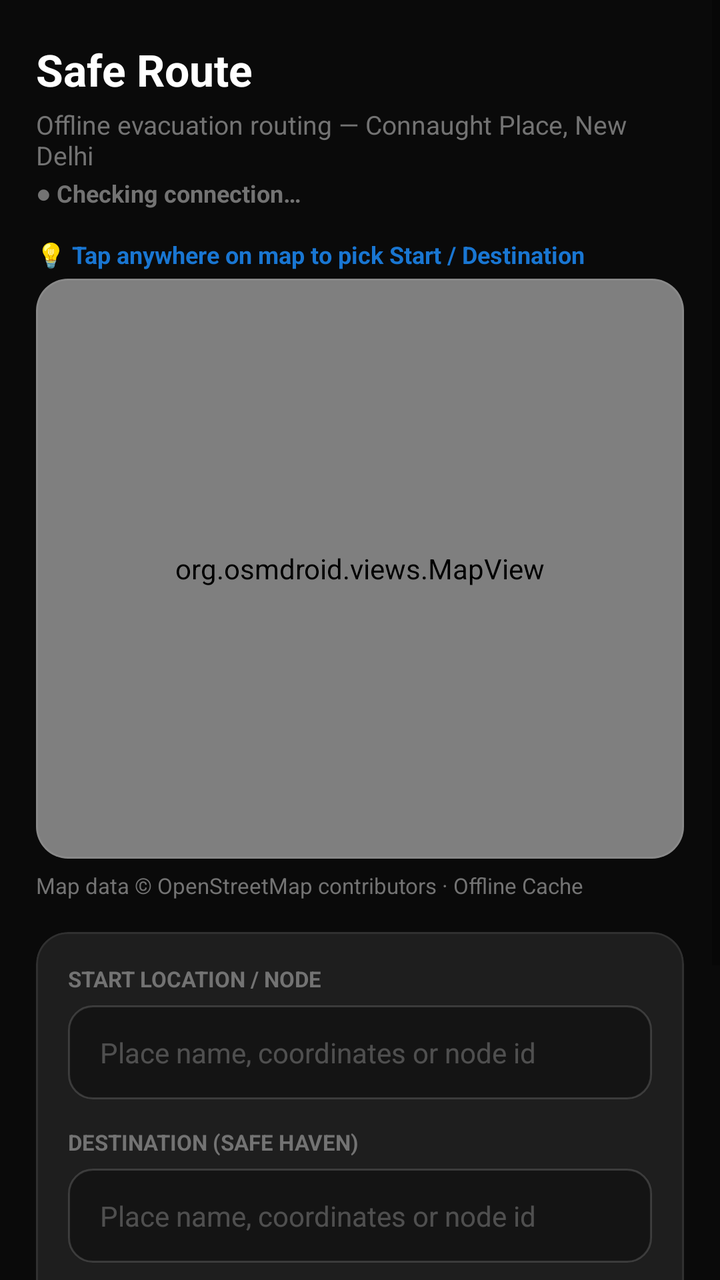
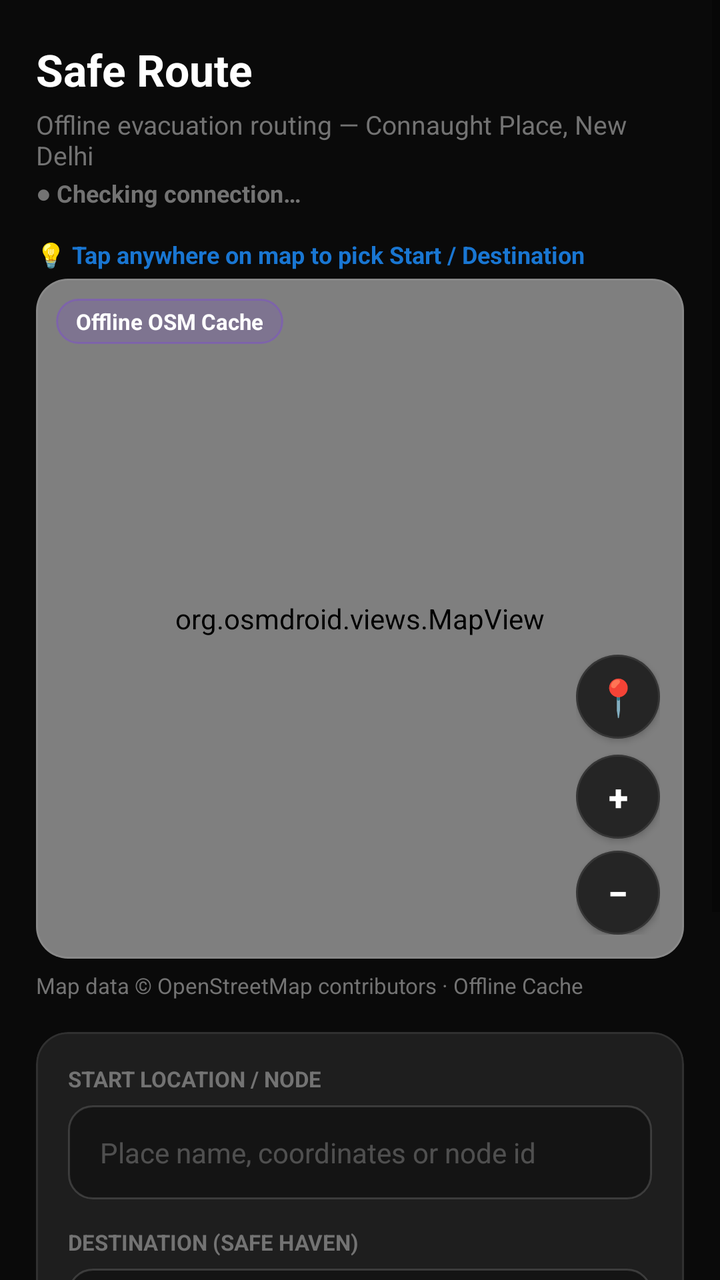

Before-and-after screenshots of an Android layout around one commit, followed by the original layout XML and the change that was made.
<!-- AndroidManifest.xml: application theme Theme.GeoRescuX -->
<!-- res/layout/activity_route.xml -->
<?xml version="1.0" encoding="utf-8"?>
<ScrollView xmlns:android="http://schemas.android.com/apk/res/android"
    xmlns:app="http://schemas.android.com/apk/res-auto"
    android:layout_width="match_parent"
    android:layout_height="match_parent"
    android:background="@color/bg_app"
    android:fillViewport="true">

    <LinearLayout
        android:layout_width="match_parent"
        android:layout_height="wrap_content"
        android:orientation="vertical"
        android:paddingHorizontal="18dp"
        android:paddingTop="20dp"
        android:paddingBottom="36dp">

        
        <TextView
            android:layout_width="wrap_content"
            android:layout_height="wrap_content"
            android:text="Safe Route"
            android:textColor="@color/text_primary"
            android:textSize="22sp"
            android:textStyle="bold" />

        <TextView
            android:id="@+id/textRegionSubtitle"
            android:layout_width="wrap_content"
            android:layout_height="wrap_content"
            android:layout_marginTop="4dp"
            android:text="Offline evacuation routing — Connaught Place, New Delhi"
            android:textColor="@color/text_muted"
            android:textSize="13sp" />

        
        <TextView
            android:id="@+id/textConnectivityBadge"
            android:layout_width="wrap_content"
            android:layout_height="wrap_content"
            android:layout_marginTop="2dp"
            android:layout_marginBottom="14dp"
            android:text="● Checking connection…"
            android:textColor="@color/text_muted"
            android:textSize="12sp"
            android:textStyle="bold" />

<TextView
            android:layout_width="wrap_content"
            android:layout_height="wrap_content"
            android:layout_marginBottom="4dp"
            android:text="💡 Tap anywhere on map to pick Start / Destination"
            android:textColor="#1976D2"
            android:textSize="12sp"
            android:textStyle="bold" />

        <com.google.android.material.card.MaterialCardView
            android:layout_width="match_parent"
            android:layout_height="wrap_content"
            android:layout_marginBottom="6dp"
            app:cardBackgroundColor="@color/bg_card"
            app:cardCornerRadius="16dp"
            app:cardElevation="0dp"
            app:strokeColor="@color/divider_subtle"
            app:strokeWidth="1dp">

            <org.osmdroid.views.MapView
                android:id="@+id/mapView"
                android:layout_width="match_parent"
                android:layout_height="290dp" />
        </com.google.android.material.card.MaterialCardView>

        <TextView
            android:layout_width="match_parent"
            android:layout_height="wrap_content"
            android:layout_marginBottom="16dp"
            android:text="Map data © OpenStreetMap contributors · Offline Cache"
            android:textColor="@color/text_muted"
            android:textSize="11sp" />

        
        <com.google.android.material.card.MaterialCardView
            android:layout_width="match_parent"
            android:layout_height="wrap_content"
            android:layout_marginBottom="14dp"
            app:cardBackgroundColor="@color/bg_card"
            app:cardCornerRadius="16dp"
            app:cardElevation="0dp"
            app:strokeColor="@color/divider_subtle"
            app:strokeWidth="1dp">

            <LinearLayout
                android:layout_width="match_parent"
                android:layout_height="wrap_content"
                android:orientation="vertical"
                android:padding="16dp">

                <TextView
                    android:layout_width="wrap_content"
                    android:layout_height="wrap_content"
                    android:layout_marginBottom="6dp"
                    android:text="START LOCATION / NODE"
                    android:textColor="@color/text_muted"
                    android:textSize="11sp"
                    android:textStyle="bold" />

                <AutoCompleteTextView
                    android:id="@+id/editTextStartNode"
                    android:layout_width="match_parent"
                    android:layout_height="wrap_content"
                    android:layout_marginBottom="14dp"
                    android:background="@drawable/bg_input_field"
                    android:hint="Place name, coordinates or node id"
                    android:inputType="text"
                    android:completionThreshold="1"
                    android:textColor="@color/text_primary"
                    android:textColorHint="@color/text_subtle"
                    android:textSize="14sp" />

                <TextView
                    android:layout_width="wrap_content"
                    android:layout_height="wrap_content"
                    android:layout_marginBottom="6dp"
                    android:text="DESTINATION (SAFE HAVEN)"
                    android:textColor="@color/text_muted"
                    android:textSize="11sp"
                    android:textStyle="bold" />

                <AutoCompleteTextView
                    android:id="@+id/editTextDestinationNode"
                    android:layout_width="match_parent"
                    android:layout_height="wrap_content"
                    android:layout_marginBottom="16dp"
                    android:background="@drawable/bg_input_field"
                    android:hint="Place name, coordinates or node id"
                    android:inputType="text"
                    android:completionThreshold="1"
                    android:textColor="@color/text_primary"
                    android:textColorHint="@color/text_subtle"
                    android:textSize="14sp" />

                <Button
                    android:id="@+id/buttonFindRoute"
                    android:layout_width="match_parent"
                    android:layout_height="wrap_content"
                    android:background="@drawable/bg_button_violet"
                    android:stateListAnimator="@null"
                    android:text="Find Route"
                    android:textAllCaps="false"
                    android:textColor="@color/white"
                    android:textSize="15sp"
                    android:textStyle="bold"
                    app:backgroundTint="@null" />

                <Button
                    android:id="@+id/buttonReroute"
                    android:layout_width="match_parent"
                    android:layout_height="wrap_content"
                    android:layout_marginTop="8dp"
                    android:background="@drawable/bg_button_secondary"
                    android:stateListAnimator="@null"
                    android:text="Reroute (Avoid Hazards)"
                    android:textAllCaps="false"
                    android:textColor="@color/text_secondary"
                    android:textSize="14sp"
                    android:textStyle="bold"
                    app:backgroundTint="@null" />
            </LinearLayout>
        </com.google.android.material.card.MaterialCardView>

        
        <TextView
            android:id="@+id/textViewNoMapData"
            android:layout_width="match_parent"
            android:layout_height="wrap_content"
            android:layout_marginBottom="10dp"
            android:background="@drawable/bg_card_dark"
            android:padding="12dp"
            android:text="No map data available."
            android:textColor="@color/text_error"
            android:textSize="13sp"
            android:visibility="gone" />

        <TextView
            android:id="@+id/textViewNoRoute"
            android:layout_width="match_parent"
            android:layout_height="wrap_content"
            android:layout_marginBottom="10dp"
            android:background="@drawable/bg_card_dark"
            android:padding="12dp"
            android:textColor="@color/text_error"
            android:textSize="13sp"
            android:visibility="gone" />

        
        <TextView
            android:id="@+id/textViewRouteSummary"
            android:layout_width="match_parent"
            android:layout_height="wrap_content"
            android:layout_marginBottom="10dp"
            android:background="@drawable/bg_card_dark"
            android:padding="14dp"
            android:textColor="@color/safe_green"
            android:textSize="14sp"
            android:textStyle="bold"
            android:visibility="gone" />

        
        <TextView
            android:id="@+id/textViewHazardWarnings"
            android:layout_width="match_parent"
            android:layout_height="wrap_content"
            android:layout_marginBottom="14dp"
            android:background="@drawable/bg_card_dark"
            android:padding="14dp"
            android:textColor="@color/hazard_orange"
            android:textSize="13sp"
            android:textStyle="bold"
            android:visibility="gone" />

        
        <TextView
            android:layout_width="wrap_content"
            android:layout_height="wrap_content"
            android:layout_marginTop="8dp"
            android:layout_marginBottom="8dp"
            android:text="ROUTE STEPS"
            android:textColor="@color/text_muted"
            android:textSize="11sp"
            android:textStyle="bold" />

        <LinearLayout
            android:id="@+id/routeStepsContainer"
            android:layout_width="match_parent"
            android:layout_height="wrap_content"
            android:orientation="vertical" />

    </LinearLayout>
</ScrollView>
<!-- resources referenced by this layout -->
<resources>
  <color name="bg_app">#0A0A0A</color>
  <color name="bg_card">#1E1E1E</color>
  <color name="divider_subtle">#14FFFFFF</color>
  <color name="hazard_orange">#F97316</color>
  <color name="safe_green">#22C55E</color>
  <color name="text_error">#EF4444</color>
  <color name="text_muted">#737373</color>
  <color name="text_primary">#FFFFFF</color>
  <color name="text_secondary">#A3A3A3</color>
  <color name="text_subtle">#40FFFFFF</color>
  <color name="white">#FFFFFFFF</color>
  <!-- drawable bg_button_secondary (drawable) -->
  <?xml version="1.0" encoding="utf-8"?>
  <ripple xmlns:android="http://schemas.android.com/apk/res/android"
      android:color="#26FFFFFF">
      <item>
          <shape android:shape="rectangle">
              <solid android:color="@color/bg_card" />
              <corners android:radius="12dp" />
              <stroke
                  android:width="1dp"
                  android:color="@color/divider_subtle" />
              <padding
                  android:bottom="14dp"
                  android:top="14dp" />
          </shape>
      </item>
  </ripple>
  <!-- drawable bg_button_violet (drawable) -->
  <?xml version="1.0" encoding="utf-8"?>
  <ripple xmlns:android="http://schemas.android.com/apk/res/android"
      android:color="#4DFFFFFF">
      <item>
          <shape android:shape="rectangle">
              <solid android:color="@color/violet_accent" />
              <corners android:radius="12dp" />
              <padding
                  android:bottom="14dp"
                  android:top="14dp" />
          </shape>
      </item>
  </ripple>
  <!-- drawable bg_card_dark (drawable) -->
  <?xml version="1.0" encoding="utf-8"?>
  <shape xmlns:android="http://schemas.android.com/apk/res/android"
      android:shape="rectangle">
      <solid android:color="@color/bg_card" />
      <corners android:radius="16dp" />
      <stroke
          android:width="1dp"
          android:color="@color/divider_subtle" />
  </shape>
  <color name="violet_accent">#7C3AED</color>
  <color name="bg_input">#141414</color>
  <color name="border_light">#26FFFFFF</color>
  <color name="violet_light">#8B5CF6</color>
  <color name="violet_dim">#267C3AED</color>
  <color name="bg_surface">#161616</color>
  <style name="Widget.GeoRescuX.Card" parent="Widget.MaterialComponents.CardView">
          <item name="cardBackgroundColor">@color/bg_card</item>
          <item name="cardCornerRadius">16dp</item>
          <item name="cardElevation">0dp</item>
          <item name="strokeColor">@color/divider_subtle</item>
          <item name="strokeWidth">1dp</item>
      </style>
  <!-- unchanged entries left out for length: 2 -->
</resources>

<!-- the commit's change to res/layout/activity_route.xml (unified diff, before → after) -->
@@ -63,10 +63,103 @@
             app:strokeColor="@color/divider_subtle"
             app:strokeWidth="1dp">
 
-            <org.osmdroid.views.MapView
-                android:id="@+id/mapView"
+            <FrameLayout
                 android:layout_width="match_parent"
-                android:layout_height="290dp" />
+                android:layout_height="340dp">
+
+                <org.osmdroid.views.MapView
+                    android:id="@+id/mapView"
+                    android:layout_width="match_parent"
+                    android:layout_height="match_parent" />
+
+                
+                <LinearLayout
+                    android:layout_width="wrap_content"
+                    android:layout_height="wrap_content"
+                    android:layout_gravity="end|bottom"
+                    android:layout_margin="12dp"
+                    android:orientation="vertical">
+
+                    <com.google.android.material.button.MaterialButton
+                        android:id="@+id/buttonMyLocation"
+                        android:layout_width="42dp"
+                        android:layout_height="42dp"
+                        android:layout_marginBottom="8dp"
+                        android:insetLeft="0dp"
+                        android:insetTop="0dp"
+                        android:insetRight="0dp"
+                        android:insetBottom="0dp"
+                        android:padding="0dp"
+                        android:text="📍"
+                        android:textSize="18sp"
+                        app:cornerRadius="21dp"
+                        app:backgroundTint="@color/bg_card_secondary"
+                        app:strokeColor="@color/divider_subtle"
+                        app:strokeWidth="1dp" />
+
+                    <com.google.android.material.button.MaterialButton
+                        android:id="@+id/buttonZoomIn"
+                        android:layout_width="42dp"
+                        android:layout_height="42dp"
+                        android:layout_marginBottom="6dp"
+                        android:insetLeft="0dp"
+                        android:insetTop="0dp"
+                        android:insetRight="0dp"
+                        android:insetBottom="0dp"
+                        android:padding="0dp"
+                        android:text="+"
+                        android:textColor="@color/white"
+                        android:textSize="18sp"
+                        android:textStyle="bold"
+                        app:cornerRadius="21dp"
+                        app:backgroundTint="@color/bg_card_secondary"
+                        app:strokeColor="@color/divider_subtle"
+                        app:strokeWidth="1dp" />
+
+                    <com.google.android.material.button.MaterialButton
+                        android:id="@+id/buttonZoomOut"
+                        android:layout_width="42dp"
+                        android:layout_height="42dp"
+                        android:insetLeft="0dp"
+                        android:insetTop="0dp"
+                        android:insetRight="0dp"
+                        android:insetBottom="0dp"
+                        android:padding="0dp"
+                        android:text="−"
+                        android:textColor="@color/white"
+                        android:textSize="18sp"
+                        android:textStyle="bold"
+                        app:cornerRadius="21dp"
+                        app:backgroundTint="@color/bg_card_secondary"
+                        app:strokeColor="@color/divider_subtle"
+                        app:strokeWidth="1dp" />
+                </LinearLayout>
+
+                
+                <TextView
+                    android:id="@+id/textViewMapCacheState"
+                    android:layout_width="wrap_content"
+                    android:layout_height="wrap_content"
+                    android:layout_gravity="start|top"
+                    android:layout_margin="10dp"
+                    android:background="@drawable/bg_badge_pill"
+                    android:paddingHorizontal="10dp"
+                    android:paddingVertical="4dp"
+                    android:text="Offline OSM Cache"
+                    android:textColor="@color/text_primary"
+                    android:textSize="11sp"
+                    android:textStyle="bold" />
+
+                <TextView
+                    android:id="@+id/textViewNoMapData"
+                    android:layout_width="wrap_content"
+                    android:layout_height="wrap_content"
+                    android:layout_gravity="center"
+                    android:text="Loading Map..."
+                    android:textColor="@color/text_muted"
+                    android:textSize="14sp"
+                    android:visibility="gone" />
+            </FrameLayout>
         </com.google.android.material.card.MaterialCardView>
 
         <TextView
<!-- resource entries referenced after the edit -->
@@ -2,6 +2,7 @@
 <resources>
   <color name="bg_app">#0A0A0A</color>
   <color name="bg_card">#1E1E1E</color>
+  <color name="bg_card_secondary">#252525</color>
   <color name="divider_subtle">#14FFFFFF</color>
   <color name="hazard_orange">#F97316</color>
   <color name="safe_green">#22C55E</color>
@@ -11,6 +12,21 @@
   <color name="text_secondary">#A3A3A3</color>
   <color name="text_subtle">#40FFFFFF</color>
   <color name="white">#FFFFFFFF</color>
+  <!-- drawable bg_badge_pill (drawable) -->
+  <?xml version="1.0" encoding="utf-8"?>
+  <shape xmlns:android="http://schemas.android.com/apk/res/android"
+      android:shape="rectangle">
+      <solid android:color="@color/violet_dim" />
+      <corners android:radius="999dp" />
+      <stroke
+          android:width="1dp"
+          android:color="@color/violet_border" />
+      <padding
+          android:bottom="4dp"
+          android:left="10dp"
+          android:right="10dp"
+          android:top="4dp" />
+  </shape>
   <!-- drawable bg_button_secondary (drawable) -->
   <?xml version="1.0" encoding="utf-8"?>
   <ripple xmlns:android="http://schemas.android.com/apk/res/android"
@@ -57,6 +73,7 @@
   <color name="border_light">#26FFFFFF</color>
   <color name="violet_light">#8B5CF6</color>
   <color name="violet_dim">#267C3AED</color>
+  <color name="violet_border">#557C3AED</color>
   <color name="bg_surface">#161616</color>
   <style name="Widget.GeoRescuX.Card" parent="Widget.MaterialComponents.CardView">
           <item name="cardBackgroundColor">@color/bg_card</item>
